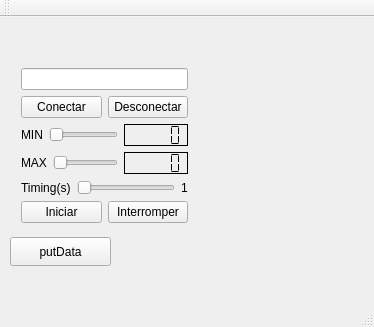
Qt form QtTcpClientProducer/mainwindow.ui (Cogitus/QtmoduloSupervisorio) before a commit.
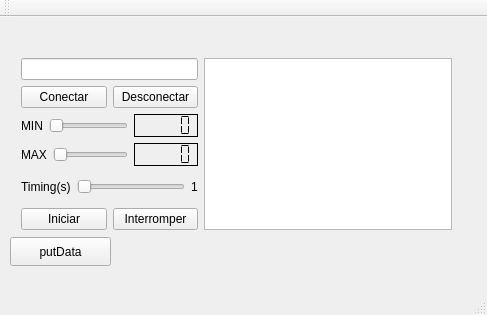
The same form after that commit.

Commit message:
Tela quase concluída
Todos os elementos foram adicionados e organizados , mas ainda falta remover o botão putdata. Ele possui um processo atrelado a ele, então não retirar às cegas! Foi-se adicionado um textBrowser_Dados e o layout da tela foi organizado.

```diff
--- a/QtTcpClientProducer/mainwindow.ui
+++ b/QtTcpClientProducer/mainwindow.ui
@@ -6,8 +6,8 @@
    <rect>
     <x>0</x>
     <y>0</y>
-    <width>374</width>
-    <height>327</height>
+    <width>487</width>
+    <height>315</height>
    </rect>
   </property>
   <property name="windowTitle">
@@ -31,11 +31,13 @@
     <property name="geometry">
      <rect>
       <x>10</x>
-      <y>40</y>
-      <width>189</width>
-      <height>177</height>
+      <y>30</y>
+      <width>453</width>
+      <height>194</height>
      </rect>
     </property>
+    <layout class="QHBoxLayout" name="horizontalLayout_6">
+     <item>
     <layout class="QVBoxLayout" name="verticalLayout_3">
      <item>
       <layout class="QVBoxLayout" name="verticalLayout_2">
@@ -172,6 +174,11 @@
       </layout>
      </item>
     </layout>
+     </item>
+     <item>
+      <widget class="QTextBrowser" name="textBrowser_Dados"/>
+     </item>
+    </layout>
    </widget>
   </widget>
   <widget class="QMenuBar" name="menuBar">
```
Left out of the diff: 2 changed lines with no effect on the pictures. Lines whose indentation alone changed are shown as unchanged.
